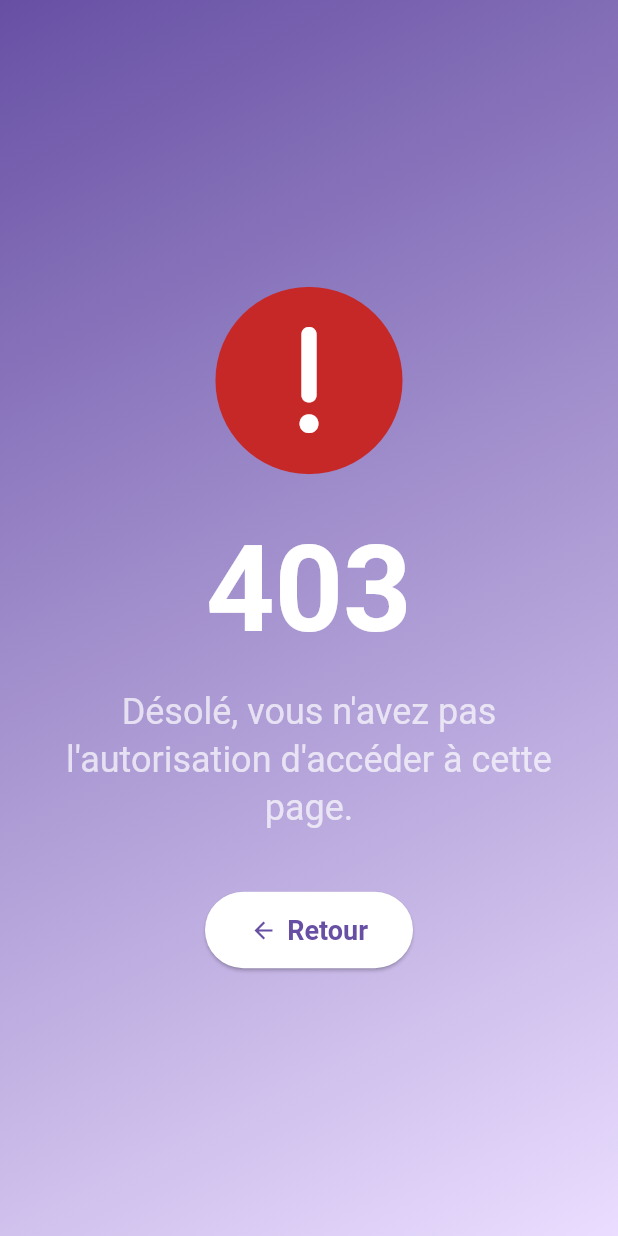
After one commit to Pietrucci-Blacher/UrEsport, a Flutter app: the ForbiddenScreen screen opened directly, on a phone screen of 412 x 824 dp. The commit adds this screen. Run offline on Flutter 3.47's test engine with Material 3 defaults, Android fonts, the phone set to English and light mode, and no system bars; our stand-ins replace bloc, dio, equatable, extended_image, flutter_bloc, flutter_dotenv and 10 more; missing offline and left inert: flutter_web_auth_2, mapbox_api_pro, mapbox_maps_flutter, tournament_bracket; accounts and stored records are empty; network calls fail; statements that could not run were skipped.

Commit message:
Feat: Add dashboard restriction for role user

```diff
--- a/front/lib/main_screen.dart
+++ b/front/lib/main_screen.dart
@@ -16,6 +16,7 @@ import 'package:uresport/profile/screens/profile_screen.dart';
 import 'package:uresport/shared/locale_switcher.dart';
 import 'package:uresport/shared/navigation/bottom_navigation.dart';
 import 'package:uresport/shared/provider/notification_provider.dart';
+import 'package:uresport/shared/utils/forbidden_screen.dart';
 import 'package:uresport/shared/utils/image_util.dart' as image_util;
 import 'package:uresport/tournament/screens/tournament_screen.dart';
 
@@ -85,6 +86,9 @@ class MainScreenState extends State<MainScreen> {
                 );
               } else {
                 bool isLoggedIn = state is AuthAuthenticated;
+                if (kIsWeb && isLoggedIn) {
+                  return const ForbiddenScreen();
+                }
                 if (isLoggedIn &&
                     state.user.profileImageUrl != _profileImageUrl) {
                   _profileImageUrl = state.user.profileImageUrl;
--- /dev/null
+++ b/front/lib/shared/utils/forbidden_screen.dart
@@ -0,0 +1,89 @@
+import 'package:flutter/material.dart';
+import 'package:font_awesome_flutter/font_awesome_flutter.dart';
+
+class ForbiddenScreen extends StatelessWidget {
+  const ForbiddenScreen({super.key});
+
+  @override
+  Widget build(BuildContext context) {
+    return Scaffold(
+      body: Container(
+        decoration: BoxDecoration(
+          gradient: LinearGradient(
+            begin: Alignment.topLeft,
+            end: Alignment.bottomRight,
+            colors: [
+              Theme.of(context).colorScheme.primary,
+              Theme.of(context).colorScheme.primaryContainer,
+            ],
+          ),
+        ),
+        child: SafeArea(
+          child: Center(
+            child: Column(
+              mainAxisAlignment: MainAxisAlignment.center,
+              children: [
+                Stack(
+                  alignment: Alignment.center,
+                  children: [
+                    Icon(
+                      Icons.circle,
+                      size: 150,
+                      color: Colors.red.shade800,
+                    ),
+                    const FaIcon(
+                      FontAwesomeIcons.exclamation,
+                      size: 80,
+                      color: Colors.white,
+                    ),
+                  ],
+                ),
+                const SizedBox(height: 20),
+                Text(
+                  '403',
+                  style: Theme.of(context).textTheme.displayLarge?.copyWith(
+                        color: Colors.white,
+                        fontWeight: FontWeight.bold,
+                        fontSize: 80,
+                      ),
+                ),
+                const SizedBox(height: 20),
+                Padding(
+                  padding: const EdgeInsets.symmetric(horizontal: 20),
+                  child: Text(
+                    "Désolé, vous n'avez pas l'autorisation d'accéder à cette page.",
+                    style: Theme.of(context).textTheme.headlineSmall?.copyWith(
+                          color: Colors.white70,
+                        ),
+                    textAlign: TextAlign.center,
+                  ),
+                ),
+                const SizedBox(height: 40),
+                ElevatedButton.icon(
+                  onPressed: () {
+                    Navigator.of(context).pushReplacementNamed('/');
+                  },
+                  icon: const Icon(Icons.arrow_back),
+                  label: const Text("Retour"),
+                  style: ElevatedButton.styleFrom(
+                    backgroundColor: Colors.white,
+                    foregroundColor: Theme.of(context).colorScheme.primary,
+                    padding: const EdgeInsets.symmetric(
+                        horizontal: 30, vertical: 15),
+                    shape: RoundedRectangleBorder(
+                      borderRadius: BorderRadius.circular(30),
+                    ),
+                    textStyle: const TextStyle(
+                      fontSize: 18,
+                      fontWeight: FontWeight.bold,
+                    ),
+                  ),
+                ),
+              ],
+            ),
+          ),
+        ),
+      ),
+    );
+  }
+}
```
